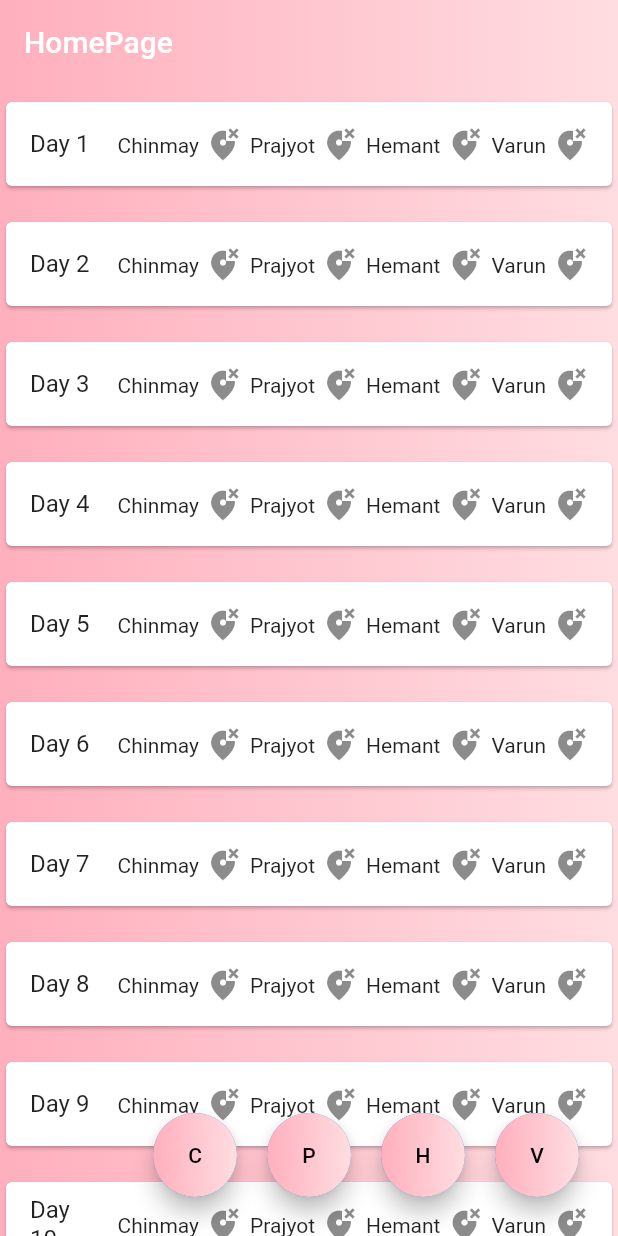
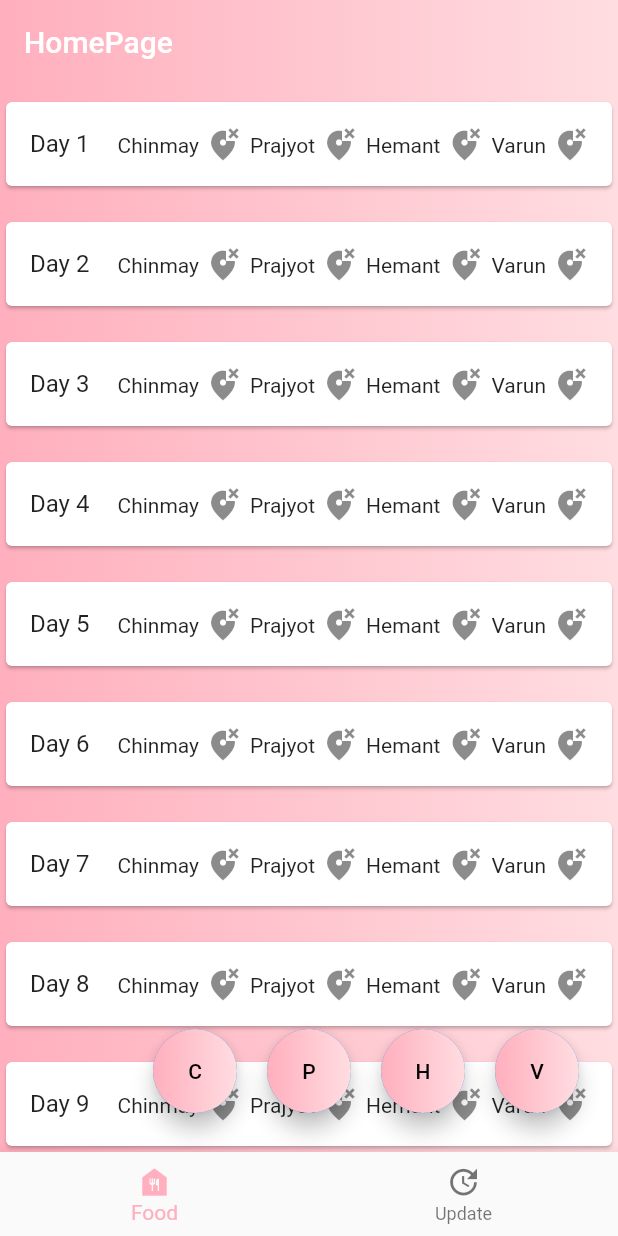
Before and after one commit to BrawlerXull/Tiffin-Management-System-Frontend, a Flutter app: the screen it shows after launch, on a phone screen of 412 x 824 dp. Run offline on Flutter 3.47's test engine with Material 2 defaults, Android fonts, the phone set to English and light mode, and no system bars.

Commit message:
App ready UI remaining

```diff
--- a/lib/main.dart
+++ b/lib/main.dart
@@ -1,5 +1,7 @@
 import 'package:flutter/material.dart';
 import 'package:tiffin/pages/homepage.dart';
+import 'package:tiffin/pages/mainpage.dart';
+import 'package:tiffin/pages/updatepage.dart';
 
 void main() {
   runApp(const MyApp());
@@ -13,7 +15,7 @@ class MyApp extends StatelessWidget {
     // ignore: prefer_const_constructors
     return MaterialApp(
       debugShowCheckedModeBanner: false,
-      home: HomePage(),
+      home: MainPage(),
     );
   }
 }
--- a/lib/pages/homepage.dart
+++ b/lib/pages/homepage.dart
@@ -34,7 +34,7 @@ class _HomePageState extends State<HomePage> {
         ),
       ),
       body: ListView.builder(
-          itemCount: 31, // the length
+          itemCount: 31,
           itemBuilder: (context, index) {
             index2 = index;
             index = index + 1;
--- /dev/null
+++ b/lib/pages/mainpage.dart
@@ -0,0 +1,46 @@
+import 'package:flutter/material.dart';
+import 'package:flutter/src/widgets/framework.dart';
+import 'package:flutter/src/widgets/placeholder.dart';
+import 'package:tiffin/pages/homepage.dart';
+import 'package:tiffin/pages/updatepage.dart';
+
+class MainPage extends StatefulWidget {
+  const MainPage({super.key});
+
+  @override
+  State<MainPage> createState() => _MainPageState();
+}
+
+class _MainPageState extends State<MainPage> {
+  int _selectedIndex = 0;
+  static const List<Widget> _widgetOptions = <Widget>[HomePage(), UpdatePage()];
+  void _onItemTapped(int index) {
+    setState(() {
+      _selectedIndex = index;
+    });
+  }
+
+  @override
+  Widget build(BuildContext context) {
+    return Scaffold(
+      body: Center(
+        child: _widgetOptions.elementAt(_selectedIndex),
+      ),
+      bottomNavigationBar: BottomNavigationBar(
+        items: const <BottomNavigationBarItem>[
+          BottomNavigationBarItem(
+            icon: Icon(Icons.food_bank),
+            label: 'Food',
+          ),
+          BottomNavigationBarItem(
+            icon: Icon(Icons.update),
+            label: 'Update',
+          ),
+        ],
+        currentIndex: _selectedIndex,
+        selectedItemColor: Color(0xFFffafbd),
+        onTap: _onItemTapped,
+      ),
+    );
+  }
+}
```
Also changed, not shown: lib/pages/updatepage.dart (added, +140 -0 lines).
